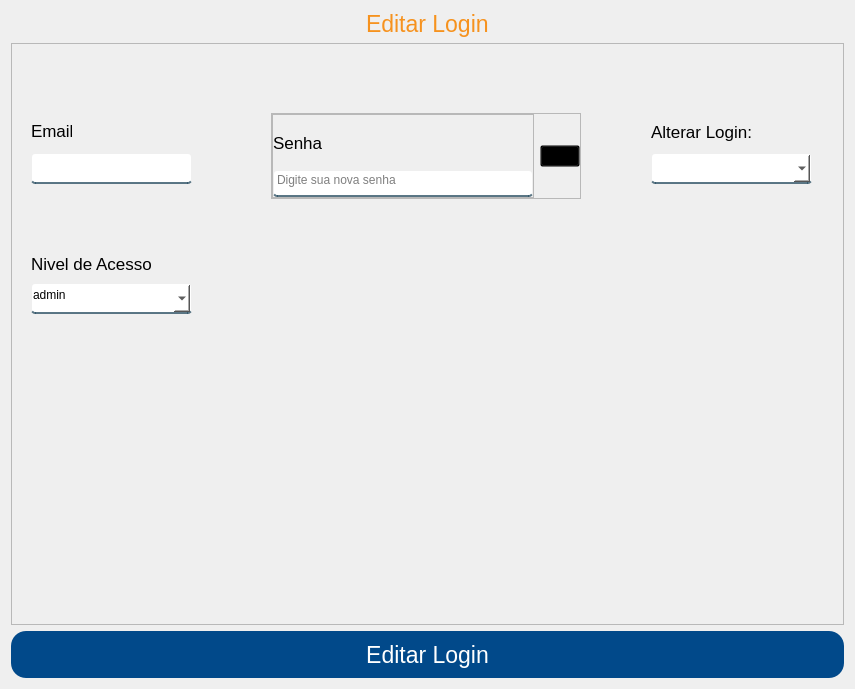
Before: the Qt Designer form App/view/ui/editarLogin.ui in Senac-SOR-ADS/Mapa-de-Sala, drawn with Qt 5.
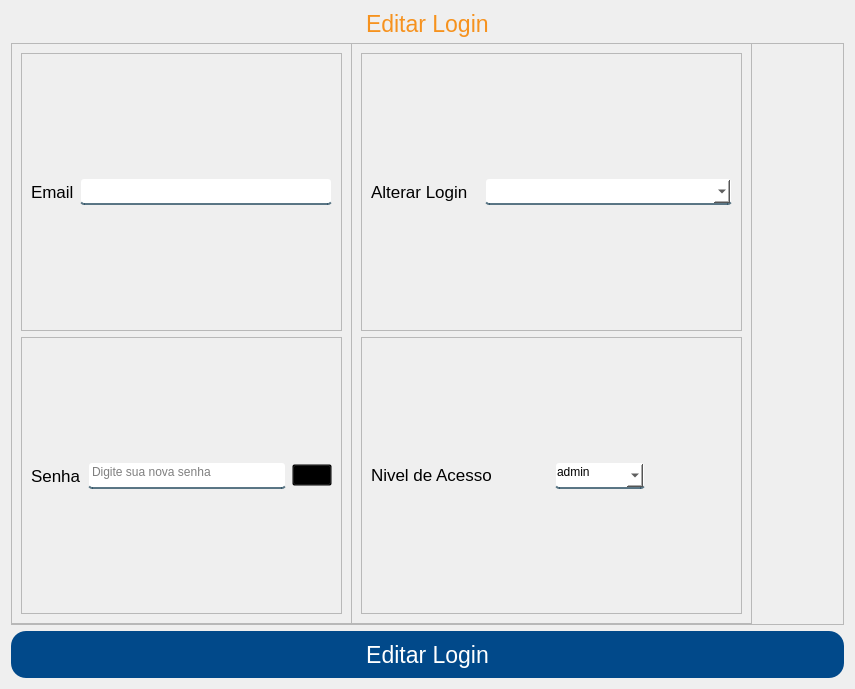
After: the same form once the commit is applied. Icons and pictures are not drawn.

Commit message:
Atualizações no Layout
Encaminhando o resto das alterações de layouts nas telas

Patch:
```diff
--- a/App/view/ui/editarLogin.ui
+++ b/App/view/ui/editarLogin.ui
@@ -60,7 +60,7 @@
      </property>
     </widget>
    </item>
-   <item alignment="Qt::AlignHCenter">
+   <item>
     <widget class="QFrame" name="frame_2">
      <property name="sizePolicy">
       <sizepolicy hsizetype="Preferred" vsizetype="Expanding">
@@ -80,116 +80,13 @@
      <property name="frameShadow">
       <enum>QFrame::Raised</enum>
      </property>
-     <widget class="QLineEdit" name="email">
+     <widget class="QFrame" name="frame_4">
       <property name="geometry">
        <rect>
-        <x>20</x>
-        <y>110</y>
-        <width>161</width>
-        <height>31</height>
-       </rect>
-      </property>
-     </widget>
-     <widget class="QComboBox" name="nivelAcesso">
-      <property name="geometry">
-       <rect>
-        <x>20</x>
-        <y>240</y>
-        <width>161</width>
-        <height>31</height>
-       </rect>
-      </property>
-      <property name="cursor">
-       <cursorShape>PointingHandCursor</cursorShape>
-      </property>
-      <property name="editable">
-       <bool>false</bool>
-      </property>
-      <item>
-       <property name="text">
-        <string>admin</string>
-       </property>
-      </item>
-      <item>
-       <property name="text">
-        <string>user</string>
-       </property>
-      </item>
-     </widget>
-     <widget class="QLabel" name="label">
-      <property name="geometry">
-       <rect>
-        <x>20</x>
-        <y>80</y>
-        <width>41</width>
-        <height>16</height>
-       </rect>
-      </property>
-      <property name="font">
-       <font>
-        <pointsize>13</pointsize>
-       </font>
-      </property>
-      <property name="text">
-       <string>Email</string>
-      </property>
-     </widget>
-     <widget class="QLabel" name="label_3">
-      <property name="geometry">
-       <rect>
-        <x>20</x>
-        <y>210</y>
-        <width>131</width>
-        <height>21</height>
-       </rect>
-      </property>
-      <property name="font">
-       <font>
-        <pointsize>13</pointsize>
-       </font>
-      </property>
-      <property name="text">
-       <string>Nivel de Acesso</string>
-      </property>
-     </widget>
-     <widget class="QComboBox" name="alterarLogin">
-      <property name="geometry">
-       <rect>
-        <x>640</x>
-        <y>110</y>
-        <width>161</width>
-        <height>31</height>
-       </rect>
-      </property>
-      <property name="cursor">
-       <cursorShape>PointingHandCursor</cursorShape>
-      </property>
-     </widget>
-     <widget class="QLabel" name="label_5">
-      <property name="geometry">
-       <rect>
-        <x>640</x>
-        <y>78</y>
-        <width>111</width>
-        <height>21</height>
-       </rect>
-      </property>
-      <property name="font">
-       <font>
-        <pointsize>13</pointsize>
-       </font>
-      </property>
-      <property name="text">
-       <string>Alterar Login:</string>
-      </property>
-     </widget>
-     <widget class="QFrame" name="frame_3">
-      <property name="geometry">
-       <rect>
-        <x>260</x>
-        <y>70</y>
-        <width>310</width>
-        <height>86</height>
+        <x>0</x>
+        <y>0</y>
+        <width>341</width>
+        <height>581</height>
        </rect>
       </property>
       <property name="frameShape">
@@ -198,19 +95,34 @@
       <property name="frameShadow">
        <enum>QFrame::Raised</enum>
       </property>
-      <layout class="QHBoxLayout" name="horizontalLayout">
-       <property name="leftMargin">
-        <number>0</number>
-       </property>
-       <property name="topMargin">
-        <number>0</number>
-       </property>
-       <property name="rightMargin">
-        <number>0</number>
-       </property>
-       <property name="bottomMargin">
-        <number>0</number>
-       </property>
+      <layout class="QVBoxLayout" name="verticalLayout_3">
+       <item>
+        <widget class="QFrame" name="frame_5">
+         <property name="frameShape">
+          <enum>QFrame::StyledPanel</enum>
+         </property>
+         <property name="frameShadow">
+          <enum>QFrame::Raised</enum>
+         </property>
+         <layout class="QHBoxLayout" name="horizontalLayout_2">
+          <item>
+           <widget class="QLabel" name="label">
+            <property name="font">
+             <font>
+              <pointsize>13</pointsize>
+             </font>
+            </property>
+            <property name="text">
+             <string>Email</string>
+            </property>
+           </widget>
+          </item>
+          <item>
+           <widget class="QLineEdit" name="email"/>
+          </item>
+         </layout>
+        </widget>
+       </item>
        <item>
         <widget class="QFrame" name="frame">
          <property name="frameShape">
@@ -219,22 +131,7 @@
          <property name="frameShadow">
           <enum>QFrame::Raised</enum>
          </property>
-         <layout class="QVBoxLayout" name="verticalLayout_2">
-          <property name="spacing">
-           <number>0</number>
-          </property>
-          <property name="leftMargin">
-           <number>0</number>
-          </property>
-          <property name="topMargin">
-           <number>0</number>
-          </property>
-          <property name="rightMargin">
-           <number>0</number>
-          </property>
-          <property name="bottomMargin">
-           <number>0</number>
-          </property>
+         <layout class="QHBoxLayout" name="horizontalLayout">
           <item>
            <widget class="QLabel" name="label_2">
             <property name="font">
@@ -260,27 +157,132 @@
             </property>
            </widget>
           </item>
+          <item>
+           <widget class="QPushButton" name="btnMostrarSenha">
+            <property name="cursor">
+             <cursorShape>PointingHandCursor</cursorShape>
+            </property>
+            <property name="text">
+             <string/>
+            </property>
+            <property name="icon">
+             <iconset>
+              <normaloff>icones/iconOlhoAberto.png</normaloff>icones/iconOlhoAberto.png</iconset>
+            </property>
+            <property name="iconSize">
+             <size>
+              <width>30</width>
+              <height>30</height>
+             </size>
+            </property>
+           </widget>
+          </item>
          </layout>
         </widget>
        </item>
+      </layout>
+     </widget>
+     <widget class="QFrame" name="frame_3">
+      <property name="geometry">
+       <rect>
+        <x>340</x>
+        <y>0</y>
+        <width>401</width>
+        <height>581</height>
+       </rect>
+      </property>
+      <property name="frameShape">
+       <enum>QFrame::StyledPanel</enum>
+      </property>
+      <property name="frameShadow">
+       <enum>QFrame::Raised</enum>
+      </property>
+      <layout class="QVBoxLayout" name="verticalLayout_2">
        <item>
-        <widget class="QPushButton" name="btnMostrarSenha">
-         <property name="cursor">
-          <cursorShape>PointingHandCursor</cursorShape>
+        <widget class="QFrame" name="frame_6">
+         <property name="frameShape">
+          <enum>QFrame::StyledPanel</enum>
          </property>
-         <property name="text">
-          <string/>
+         <property name="frameShadow">
+          <enum>QFrame::Raised</enum>
          </property>
-         <property name="icon">
-          <iconset>
-           <normaloff>icones/iconOlhoAberto.png</normaloff>icones/iconOlhoAberto.png</iconset>
+         <layout class="QHBoxLayout" name="horizontalLayout_3">
+          <item alignment="Qt::AlignVCenter">
+           <widget class="QLabel" name="label_5">
+            <property name="font">
+             <font>
+              <pointsize>13</pointsize>
+             </font>
+            </property>
+            <property name="text">
+             <string>Alterar Login</string>
+            </property>
+           </widget>
+          </item>
+          <item>
+           <widget class="QComboBox" name="alterarLogin">
+            <property name="minimumSize">
+             <size>
+              <width>247</width>
+              <height>0</height>
+             </size>
+            </property>
+            <property name="cursor">
+             <cursorShape>PointingHandCursor</cursorShape>
+            </property>
+           </widget>
+          </item>
+         </layout>
+        </widget>
+       </item>
+       <item>
+        <widget class="QFrame" name="frame_7">
+         <property name="frameShape">
+          <enum>QFrame::StyledPanel</enum>
          </property>
-         <property name="iconSize">
-          <size>
-           <width>30</width>
-           <height>30</height>
-          </size>
+         <property name="frameShadow">
+          <enum>QFrame::Raised</enum>
          </property>
+         <layout class="QHBoxLayout" name="horizontalLayout_4">
+          <item alignment="Qt::AlignVCenter">
+           <widget class="QLabel" name="label_3">
+            <property name="font">
+             <font>
+              <pointsize>13</pointsize>
+             </font>
+            </property>
+            <property name="text">
+             <string>Nivel de Acesso</string>
+            </property>
+           </widget>
+          </item>
+          <item alignment="Qt::AlignLeft">
+           <widget class="QComboBox" name="nivelAcesso">
+            <property name="minimumSize">
+             <size>
+              <width>90</width>
+              <height>0</height>
+             </size>
+            </property>
+            <property name="cursor">
+             <cursorShape>PointingHandCursor</cursorShape>
+            </property>
+            <property name="editable">
+             <bool>false</bool>
+            </property>
+            <item>
+             <property name="text">
+              <string>admin</string>
+             </property>
+            </item>
+            <item>
+             <property name="text">
+              <string>user</string>
+             </property>
+            </item>
+           </widget>
+          </item>
+         </layout>
         </widget>
        </item>
       </layout>
```
Left out of the diff: 1 changed line with no effect on the pictures. The commit also changes 3 other files.
